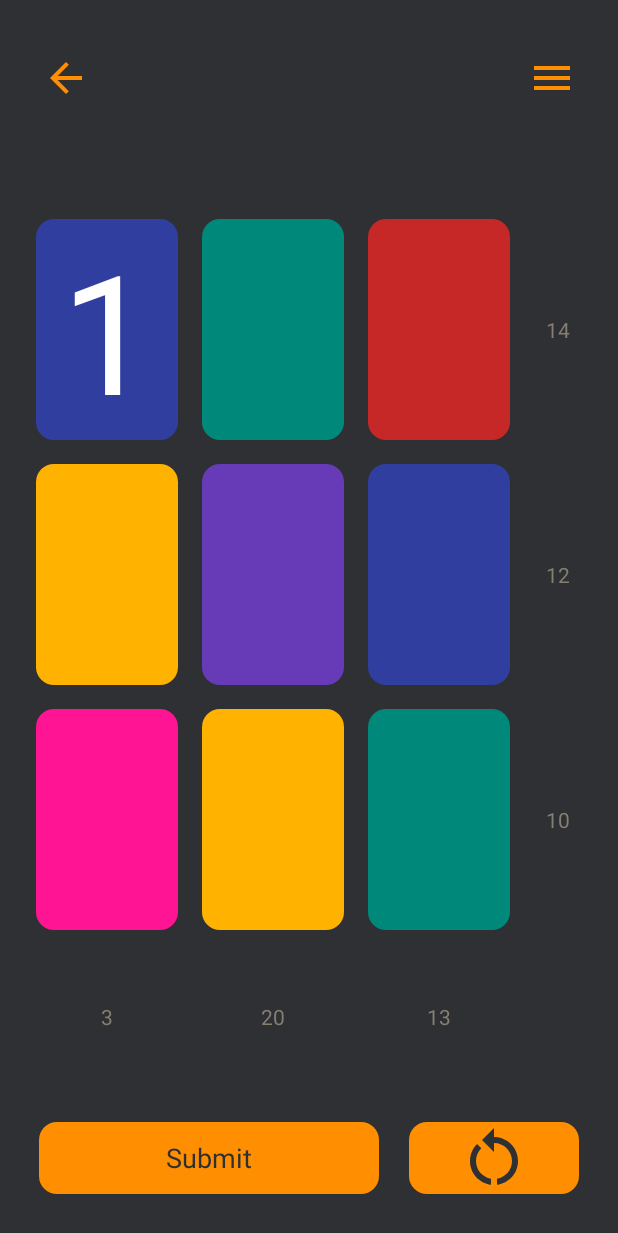
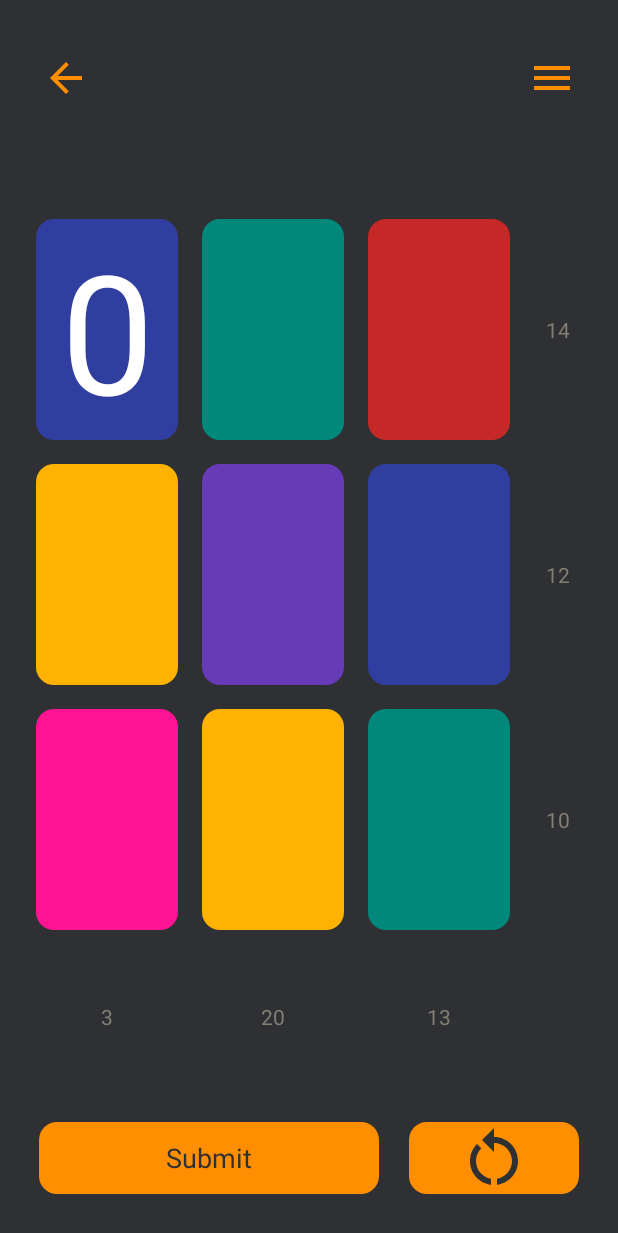
Before and after one commit to Jhayooh/addition_app, an Android app: the MainActivity screen opened directly, with no data from a screen before it, after a tap on an icon or button, on a phone screen of 412 x 824 dp. Shown: the top 1233 px of the screen. Run offline under Robolectric (Android 15) with nearby library versions, the phone set to English and light mode, and no system bars.

Commit message:
fix game number. Summary activity onDestroy

```diff
--- a/app/src/main/java/com/example/additiontable/MainActivity.java
+++ b/app/src/main/java/com/example/additiontable/MainActivity.java
@@ -1,18 +1,19 @@
 package com.example.additiontable;
+
+import static android.content.ContentValues.TAG;
 
 import androidx.appcompat.app.AppCompatActivity;
 
 import android.annotation.SuppressLint;
 import android.content.Intent;
 import android.os.Bundle;
+import android.util.Log;
 import android.view.View;
 import android.widget.Button;
 import android.widget.TextView;
 import android.widget.Toast;
 
 public class MainActivity extends AppCompatActivity {
-
-    private int mIncrement = 0;
 
     @Override
     protected void onCreate(Bundle savedInstanceState) {
@@ -25,14 +26,26 @@ public class MainActivity extends AppCompatActivity {
     }
 
     public void incrementNum (View view) {
+        Log.d(TAG, "working1");
         TextView textView = (TextView) findViewById(view.getId());
-        mIncrement++;
-        if(mIncrement > 9) {
-            mIncrement=0;
+        String viewText = textView.getText().toString();
+        if (viewText.equals("")){
+            Log.d(TAG, "working2");
+            textView.setText("0");
+        } else {
+            Log.d(TAG, "working3");
+            int viewNum = Integer.parseInt(viewText)+1;
+            if (viewNum > 9) {
+                viewNum = 0;
+            }
+            textView.setText(Integer.toString(viewNum));
         }
-        if (textView != null) {
-            textView.setText(Integer.toString(mIncrement));
-        }
+//        if (mIncrement > 9) {
+//            mIncrement = 0;
+//        }
+//        if (textView != null) {
+//            textView.setText(Integer.toString(mIncrement));
+//        }
     }
 //    @SuppressLint("SetTextI18n")
 //    public void increment (View view){
--- a/app/src/main/java/com/example/additiontable/Summary.java
+++ b/app/src/main/java/com/example/additiontable/Summary.java
@@ -15,7 +15,6 @@ public class Summary extends AppCompatActivity {
     }
 
     public void launchMainActivity(View view){
-        Intent intent = new Intent(this, MainActivity.class);
-        startActivity(intent);
+        finish();
     }
 }
--- a/app/src/main/res/layout/activity_main.xml
+++ b/app/src/main/res/layout/activity_main.xml
@@ -156,7 +156,8 @@
                 android:background="@drawable/shape_4"
                 android:gravity="center"
                 android:onClick="incrementNum"
-                android:text=""/>
+                android:text=""
+                android:textColor="@color/white"/>
 
 
             <TextView
@@ -169,7 +170,8 @@
                 android:background="@drawable/shape_1"
                 android:gravity="center"
                 android:onClick="incrementNum"
-                android:text=""/>
+                android:text=""
+                android:textColor="@color/white"/>
 
 
             <TextView
@@ -201,7 +203,8 @@
                 android:background="@drawable/shape_6"
                 android:gravity="center"
                 android:onClick="incrementNum"
-                android:text=""/>
+                android:text=""
+                android:textColor="@color/white"/>
 
 
             <TextView
@@ -214,7 +217,8 @@
                 android:background="@drawable/shape_5"
                 android:gravity="center"
                 android:onClick="incrementNum"
-                android:text=""/>
+                android:text=""
+                android:textColor="@color/white"/>
 
 
             <TextView
@@ -227,8 +231,8 @@
                 android:background="@drawable/shape_2"
                 android:gravity="center"
                 android:onClick="incrementNum"
-                android:text=""/>
-
+                android:text=""
+                android:textColor="@color/white"/>
 
             <TextView
                 android:id="@+id/box4_3"
```
